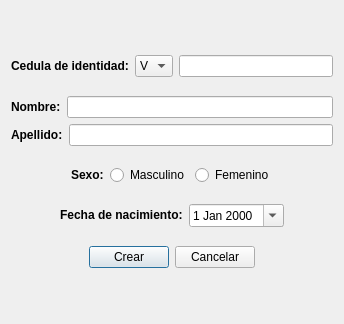
Old version of the form crearhistoria.ui in the repository Gabrielnz/pasantia-CIMBUC.
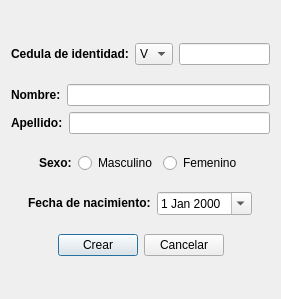
New version of the form.

```diff
--- a/crearhistoria.ui
+++ b/crearhistoria.ui
@@ -6,8 +6,8 @@
    <rect>
     <x>0</x>
     <y>0</y>
-    <width>344</width>
-    <height>324</height>
+    <width>281</width>
+    <height>299</height>
    </rect>
   </property>
   <property name="windowTitle">
@@ -15,6 +15,8 @@
   </property>
   <layout class="QGridLayout" name="gridLayout">
    <item row="0" column="0">
+    <layout class="QVBoxLayout" name="verticalLayout">
+     <item>
     <spacer name="verticalSpacer_2">
      <property name="orientation">
       <enum>Qt::Vertical</enum>
@@ -30,8 +32,6 @@
      </property>
     </spacer>
    </item>
-   <item row="1" column="0">
-    <layout class="QVBoxLayout" name="verticalLayout">
      <item>
       <layout class="QHBoxLayout" name="horizontalLayout_2">
        <item>
```
Lines whose indentation alone changed are shown as unchanged.
